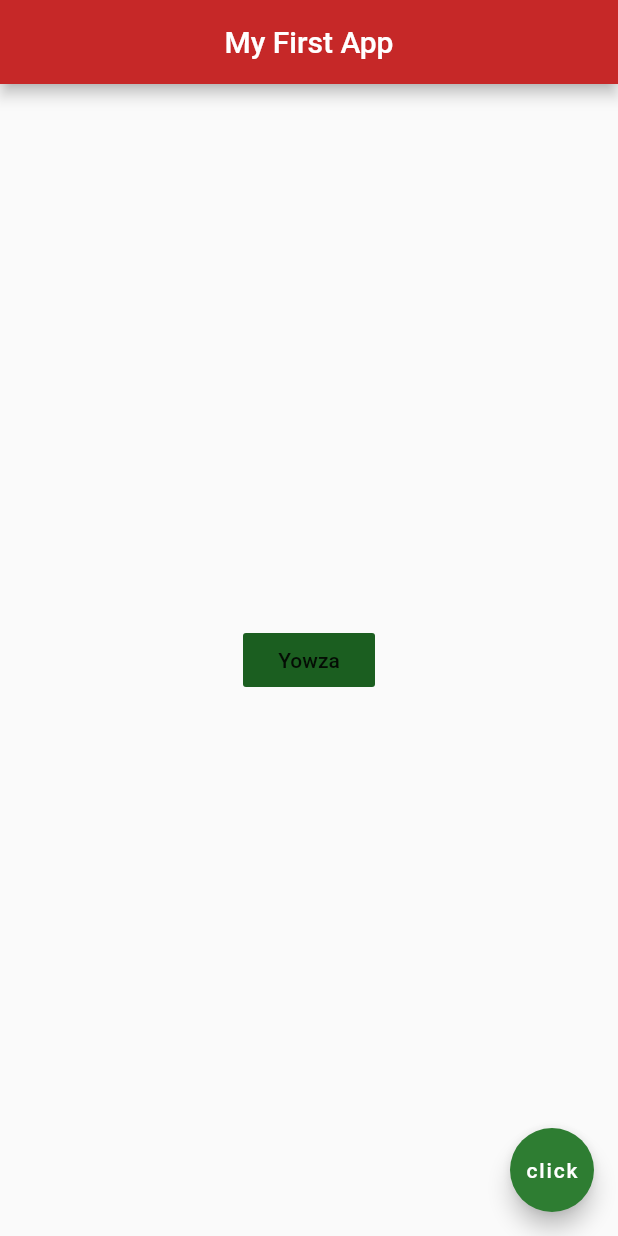
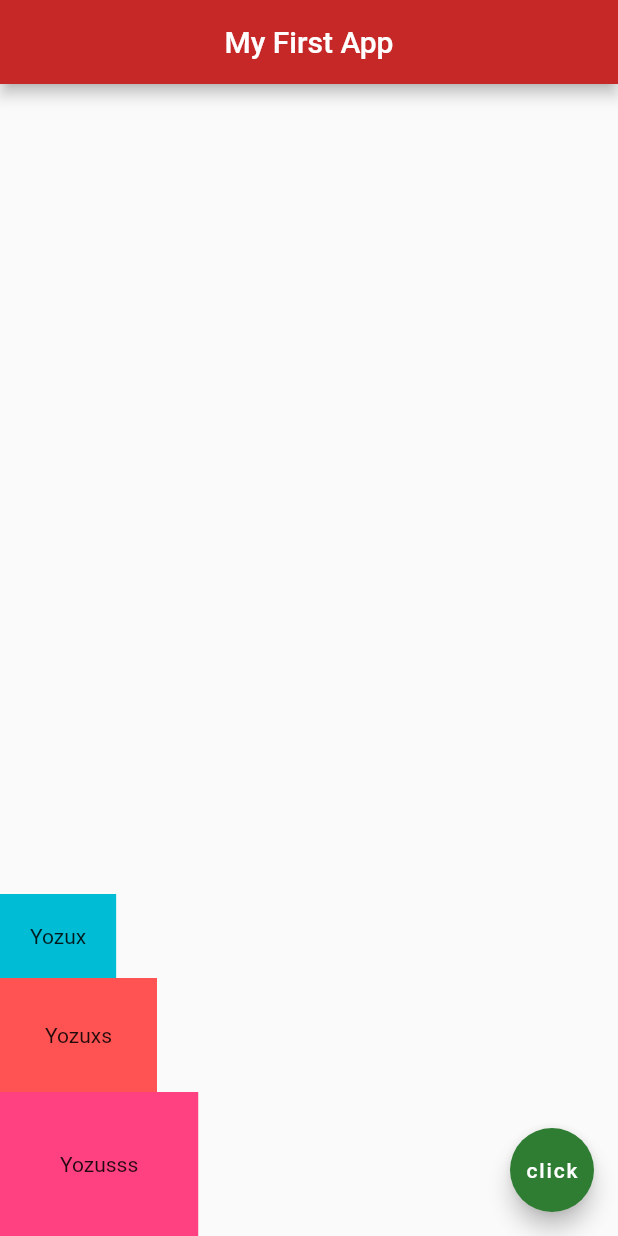
Before and after one commit to leftlyk/Driveguide, a Flutter app: the screen it shows after launch, on a phone screen of 412 x 824 dp. Run offline on Flutter 3.47's test engine with Material 2 defaults, Android fonts, the phone set to English and light mode, and no system bars.

Commit message:
Columns experimentation

```diff
--- a/lib/main.dart
+++ b/lib/main.dart
@@ -15,14 +15,26 @@ class Home extends StatelessWidget {
         centerTitle: true,
         backgroundColor: Colors.red[800],
       ),
-      body: Center(
-        child: FlatButton(
-          onPressed: () {
-            print('You clicked me!');
-          },
-          child: Text('Yowza'),
-          color: Colors.green[900],
-        )
+      body: Column(
+        mainAxisAlignment: MainAxisAlignment.end,
+        crossAxisAlignment: CrossAxisAlignment.start,
+        children: <Widget>[
+          Container(
+            padding: EdgeInsets.all(20.0),
+            color: Colors.cyan,
+            child: Text('Yozux'),
+          ),
+          Container(
+            padding: EdgeInsets.all(30.0),
+            color: Colors.redAccent,
+            child: Text('Yozuxs'),
+          ),
+          Container(
+            padding: EdgeInsets.all(40.0),
+            color: Colors.pinkAccent,
+            child: Text('Yozusss'),
+          ),
+        ],
       ),
       floatingActionButton: FloatingActionButton(
         onPressed: () {},
```
